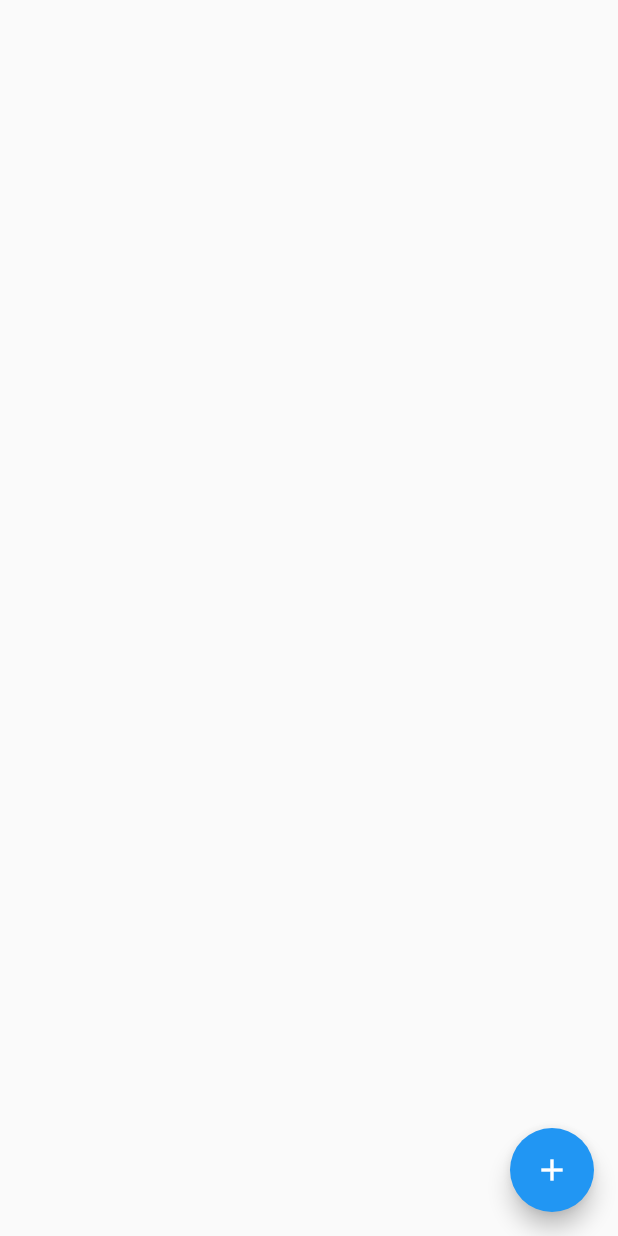
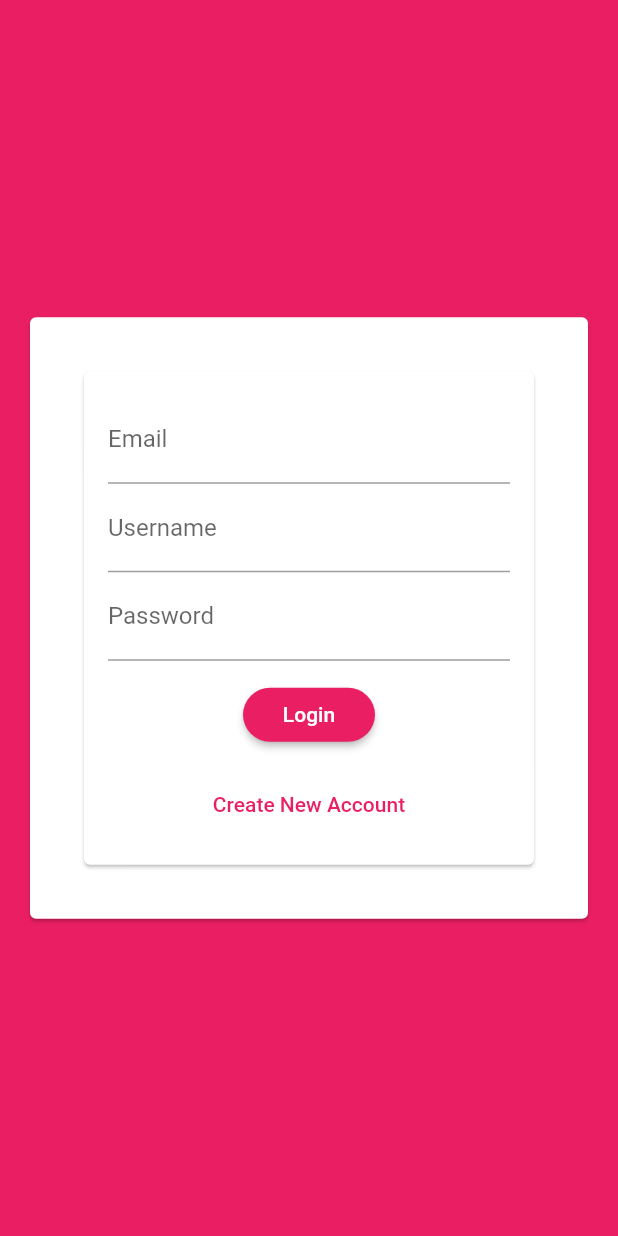
Before and after one commit to Prat2030/Chat_App, a Flutter app: the screen it shows after launch, on a phone screen of 412 x 824 dp. Run offline on Flutter 3.47's test engine with Material 2 defaults, Android fonts, the phone set to English and light mode, and no system bars; our stand-ins replace cloud_firestore; accounts and stored records are empty.

Commit message:
basic setup of login page

```diff
--- a/lib/main.dart
+++ b/lib/main.dart
@@ -1,5 +1,7 @@
 import './screens/chat_screen.dart';
 import 'package:flutter/material.dart';
+
+import './screens/auth_screen.dart';
 
 void main() {
   runApp(MyApp());
@@ -12,10 +14,20 @@ class MyApp extends StatelessWidget {
     return MaterialApp(
       title: 'Flutter Demo',
       theme: ThemeData(
-        primarySwatch: Colors.blue,
+        primarySwatch: Colors.pink,
+        backgroundColor: Colors.pink,
+        accentColor: Colors.deepPurple,
+        accentColorBrightness: Brightness.dark,
+        buttonTheme: ButtonTheme.of(context).copyWith(
+          buttonColor: Colors.pink,
+          textTheme: ButtonTextTheme.primary,
+          shape: RoundedRectangleBorder(
+            borderRadius: BorderRadius.circular(20),
+          ),
+        ),
         visualDensity: VisualDensity.adaptivePlatformDensity,
       ),
-      home: ChatScreen(),
+      home: AuthScreen(),
     );
   }
 }
--- a/lib/screens/auth_screen.dart
+++ b/lib/screens/auth_screen.dart
@@ -0,0 +1,27 @@
+import '../widgets/auth/auth_form.dart';
+import 'package:flutter/material.dart';
+
+class AuthScreen extends StatefulWidget {
+  // AuthScreen({Key? key}) : super(key: key);
+
+  @override
+  State<AuthScreen> createState() => _AuthScreenState();
+}
+
+class _AuthScreenState extends State<AuthScreen> {
+  @override
+  Widget build(BuildContext context) {
+    return Scaffold(
+      backgroundColor: Theme.of(context).primaryColor,
+      body: Center(
+        child: Card(
+          margin: EdgeInsets.all(20),
+          child: SingleChildScrollView(
+            padding: EdgeInsets.all(16),
+            child: AuthForm(),
+          ),
+        ),
+      ),
+    );
+  }
+}
--- /dev/null
+++ b/lib/widgets/auth/auth_form.dart
@@ -0,0 +1,101 @@
+import 'package:flutter/material.dart';
+
+class AuthForm extends StatefulWidget {
+  // const AuthForm({ Key? key }) : super(key: key);
+
+  @override
+  State<AuthForm> createState() => _AuthFormState();
+}
+
+class _AuthFormState extends State<AuthForm> {
+  final _formKey = GlobalKey<FormState>();
+  String _userEmail = '';
+  String _userName = '';
+  String _userPassword = '';
+
+  void _trySubmit() {
+    final isValid = _formKey.currentState.validate();
+    FocusScope.of(context).unfocus();
+
+    if (isValid) {
+      _formKey.currentState.save();
+      print('Saved');
+      print(_userEmail);
+      print(_userName);
+      print(_userPassword);
+    }
+  }
+
+  @override
+  Widget build(BuildContext context) {
+    return Center(
+      child: Card(
+        margin: EdgeInsets.all(20),
+        child: SingleChildScrollView(
+          padding: EdgeInsets.all(16),
+          child: Form(
+            key: _formKey,
+            child: Column(
+              mainAxisSize: MainAxisSize.min,
+              children: <Widget>[
+                TextFormField(
+                  validator: (value) {
+                    if (value.isEmpty || !value.contains('@')) {
+                      return 'Please enter a valid email address.';
+                    }
+                    return null;
+                  }, // email validator
+                  keyboardType: TextInputType.emailAddress,
+                  decoration: InputDecoration(
+                    labelText: 'Email',
+                  ),
+                  onSaved: (value) => _userEmail = value,
+                ),
+                TextFormField(
+                  validator: (value) {
+                    if (value.isEmpty || value.length < 4) {
+                      return 'Please enter a password 4+ chars long.';
+                    }
+                    return null;
+                  }, // password validator
+                  decoration: InputDecoration(
+                    labelText: 'Username',
+                  ),
+                  onSaved: (value) => _userName = value,
+                ),
+                TextFormField(
+                  validator: (value) {
+                    if (value.isEmpty || value.length < 7) {
+                      return 'Password must be at least 7 characters.';
+                    }
+                    return null;
+                  }, // password validator
+                  decoration: InputDecoration(
+                    labelText: 'Password',
+                  ),
+                  onSaved: (value) => _userPassword = value,
+                  obscureText: true,
+                ),
+                SizedBox(
+                  height: 12,
+                ),
+                RaisedButton(
+                  child: Text('Login'),
+                  onPressed: _trySubmit,
+                ),
+                SizedBox(
+                  height: 12,
+                ),
+                FlatButton(
+                  textColor: Theme.of(context).primaryColor,
+                  onPressed: () {},
+                  child: Text('Create New Account'),
+                )
+              ],
+            ),
+          ),
+        ),
+      ),
+    );
+  }
+}
```
